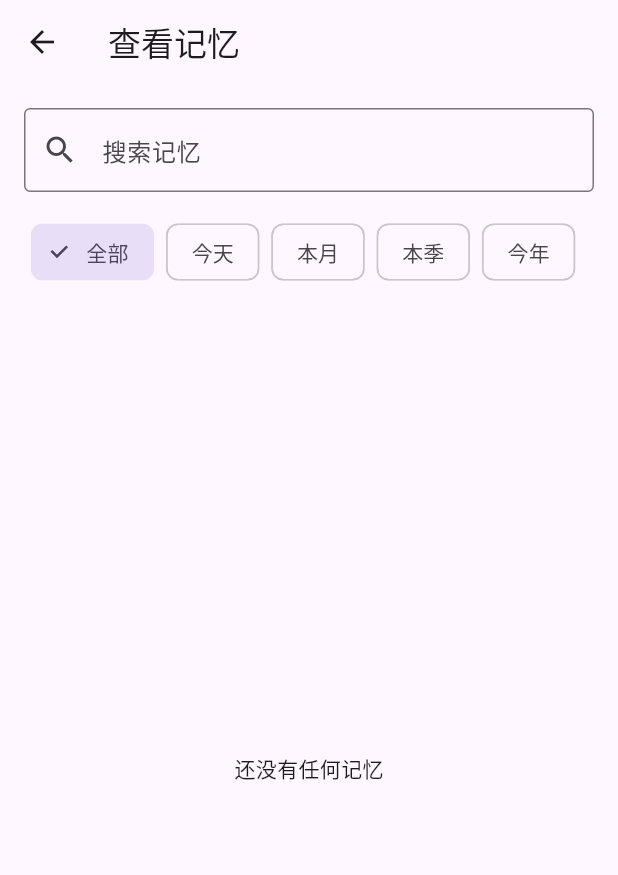
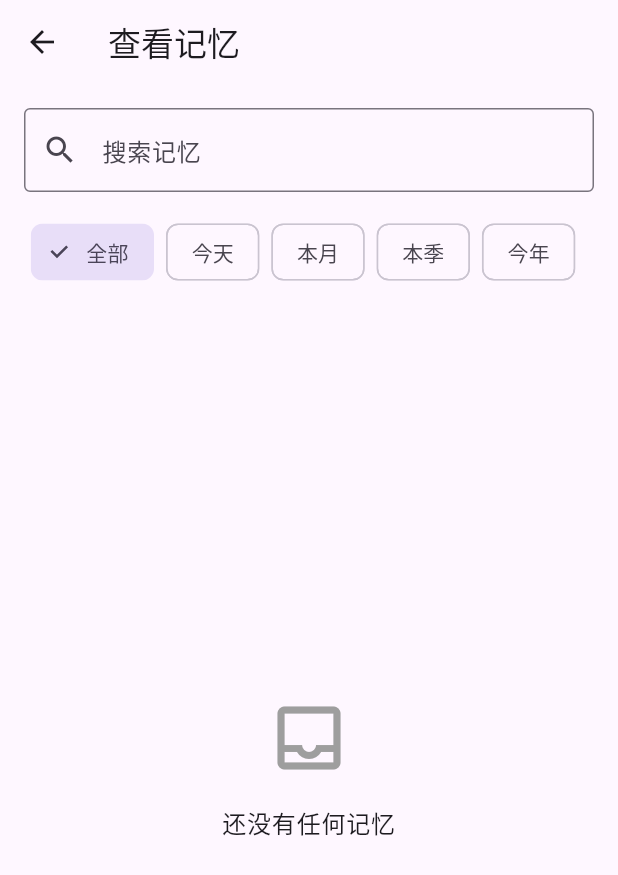
Before and after one commit to unmyic/memory_bottle, a Flutter app: the screen it shows after launch, after a tap on "查看记忆", on a phone screen of 412 x 824 dp. Shown: the top 875 px of the screen. Run offline on Flutter 3.47's test engine with Material 3 defaults, Android fonts, the phone set to English and light mode, and no system bars; our stand-ins replace sqflite, sqflite_common_ffi; accounts and stored records are empty.

Commit message:
Extract reusable widgets

```diff
--- a/lib/main.dart
+++ b/lib/main.dart
@@ -1,7 +1,7 @@
 import 'package:flutter/material.dart';
 import 'package:sqflite_common_ffi/sqflite_ffi.dart';
 
-import 'database/memory_database.dart';
+import 'services/memory_service.dart';
 import 'models/memory.dart';
 import 'pages/home_page.dart';
 void main() {
@@ -19,6 +19,7 @@ class MemoryBottleApp extends StatefulWidget {
 }
 
 class _MemoryBottleAppState extends State<MemoryBottleApp> {
+  final MemoryService _memoryService = MemoryService();
   final List<Memory> memories = [];
 
   @override
@@ -28,7 +29,7 @@ class _MemoryBottleAppState extends State<MemoryBottleApp> {
   }
 
   Future<void> loadMemories() async {
-    final loadedMemories = await MemoryDatabase.getAllMemories();
+    final loadedMemories = await _memoryService.getAllMemories();
 
     setState(() {
       memories.clear();
@@ -37,7 +38,7 @@ class _MemoryBottleAppState extends State<MemoryBottleApp> {
   }
 
   Future<void> addMemory(Memory memory) async {
-    final id = await MemoryDatabase.insertMemory(memory);
+    final id = await _memoryService.addMemory(memory);
     memory.id = id;
 
     setState(() {
@@ -48,7 +49,7 @@ class _MemoryBottleAppState extends State<MemoryBottleApp> {
 
   Future<void> deleteMemory(Memory memory) async {
     if (memory.id != null) {
-      await MemoryDatabase.deleteMemory(memory.id!);
+      await _memoryService.deleteMemory(memory.id!);
     }
 
     setState(() {
@@ -66,7 +67,7 @@ class _MemoryBottleAppState extends State<MemoryBottleApp> {
     memory.date = newDate;
     memory.tags = newTags;
 
-    await MemoryDatabase.updateMemory(memory);
+    await _memoryService.updateMemory(memory);
 
     setState(() {
       memories.sort((a, b) => b.date.compareTo(a.date));
--- a/lib/pages/memory_list_page.dart
+++ b/lib/pages/memory_list_page.dart
@@ -2,6 +2,8 @@ import 'package:flutter/material.dart';
 
 import '../models/memory.dart';
 import '../utils/date_utils.dart';
+import '../widgets/memory_card.dart';
+import '../widgets/empty_state.dart';
 
 import 'memory_detail_page.dart';
 
@@ -238,8 +240,9 @@ class _MemoryListPageState extends State<MemoryListPage> {
 
           Expanded(
             child: filteredMemories.isEmpty
-              ? Center(
-                  child: Text(emptyMessage()),
+              ? EmptyState(
+                  icon: Icons.inbox_outlined,
+                  message: emptyMessage(),
                 )
               : ListView.builder(
                   padding: const EdgeInsets.all(16),
@@ -278,17 +281,9 @@ class _MemoryListPageState extends State<MemoryListPage> {
                             ),
                           ),
 
-                        Card(
-                          child: ListTile(
-                            title: Text(
-                              memory.content,
-                              maxLines: 2,
-                              overflow: TextOverflow.ellipsis,
-                            ),
-                            subtitle: Text(
-                              memory.tags.isEmpty
-                                ?dateText
-                                :"$dateText · ${memory.tags}"),
+                        MemoryCard(
+                          memory: memory,
+                          dateText: dateText,
                           onTap: () {
                             Navigator.push(
                               context,
@@ -302,7 +297,6 @@ class _MemoryListPageState extends State<MemoryListPage> {
                             );
                           },
                         ),
-                        ),
                       ],
                     );
               },
--- /dev/null
+++ b/lib/services/memory_service.dart
@@ -0,0 +1,20 @@
+import '../database/memory_database.dart';
+import '../models/memory.dart';
+
+class MemoryService {
+  Future<List<Memory>> getAllMemories() async {
+    return await MemoryDatabase.getAllMemories();
+  }
+
+  Future<int> addMemory(Memory memory) async {
+    return await MemoryDatabase.insertMemory(memory);
+  }
+
+  Future<int> updateMemory(Memory memory) async {
+    return await MemoryDatabase.updateMemory(memory);
+  }
+
+  Future<int> deleteMemory(int id) async {
+    return await MemoryDatabase.deleteMemory(id);
+  }
+}
--- /dev/null
+++ b/lib/widgets/empty_state.dart
@@ -0,0 +1,37 @@
+import 'package:flutter/material.dart';
+
+class EmptyState extends StatelessWidget {
+  final IconData icon;
+  final String message;
+
+  const EmptyState({
+    super.key,
+    required this.icon,
+    required this.message,
+  });
+
+  @override
+  Widget build(BuildContext context) {
+    return Center(
+      child: Padding(
+        padding: const EdgeInsets.all(32),
+        child: Column(
+          mainAxisSize: MainAxisSize.min,
+          children: [
+            Icon(
+              icon,
+              size: 56,
+              color: Colors.grey,
+            ),
+            const SizedBox(height: 16),
+            Text(
+              message,
+              textAlign: TextAlign.center,
+              style: Theme.of(context).textTheme.bodyLarge,
+            ),
+          ],
+        ),
+      ),
+    );
+  }
+}
```
Also changed, not shown: lib/pages/memory_detail_page.dart (+2 -5 lines), lib/widgets/memory_card.dart (added, +33 -0 lines), lib/widgets/section_title.dart (added, +23 -0 lines), lib/widgets/tag_text.dart (added, +24 -0 lines), 1 other file. Lines whose indentation alone changed are shown as unchanged.
